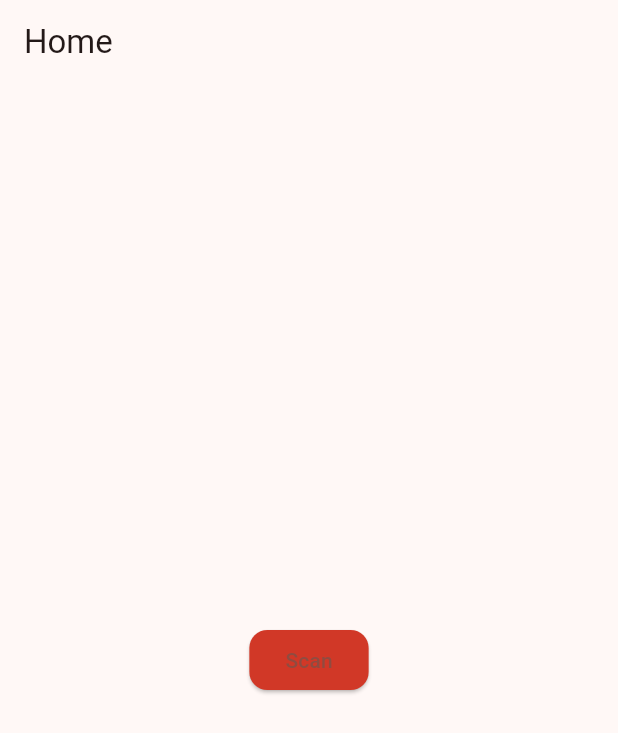
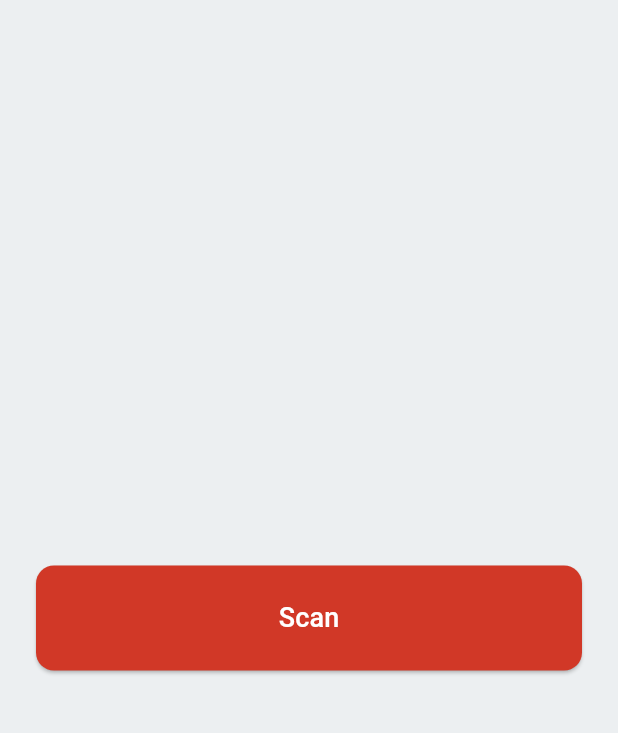
Before and after one commit to jimmyfcis/code_scanner, a Flutter app: the HomeScreen screen opened directly, on a phone screen of 412 x 824 dp. Shown: the top 733 px of the screen. Run offline on Flutter 3.47's test engine with Material 3 defaults, Android fonts, the phone set to English and light mode, and no system bars; missing offline and left inert: mobile_scanner.

Commit message:
update UI

```diff
--- a/lib/screens/home_screen.dart
+++ b/lib/screens/home_screen.dart
@@ -7,16 +7,28 @@ class HomeScreen extends StatelessWidget {
   @override
   Widget build(BuildContext context) {
     return Scaffold(
-      appBar: AppBar(title: const Text('Home')),
+      backgroundColor: Colors.blueGrey[50],
       body: Center(
+        child: Padding(
+          padding: const EdgeInsets.all(24.0),
+          child: SizedBox(
+            width: double.infinity,
+            height: 70,
             child: ElevatedButton(
-          child: const Text('Scan'),
               onPressed: () {
                 Navigator.push(
                   context,
                   MaterialPageRoute(builder: (_) => const ScanScreen()),
                 );
               },
+              style: ElevatedButton.styleFrom(
+                shape: RoundedRectangleBorder(
+                  borderRadius: BorderRadius.circular(12),
+                ),
+              ),
+              child: Text('Scan',style: TextStyle(fontSize: 18, color: Colors.white)),
+            ),
+          ),
         ),
       ),
     );
```
Also changed, not shown: lib/screens/login_screen.dart (+17 -3 lines). Lines whose indentation alone changed are shown as unchanged.
